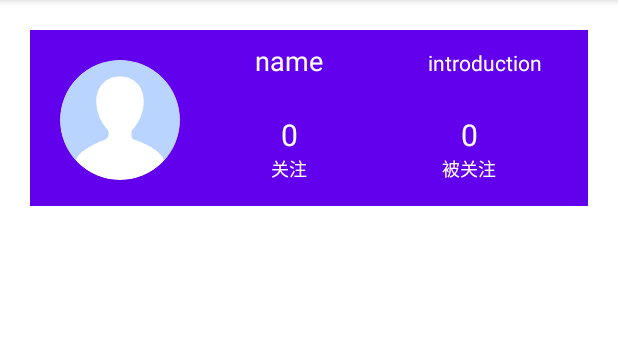
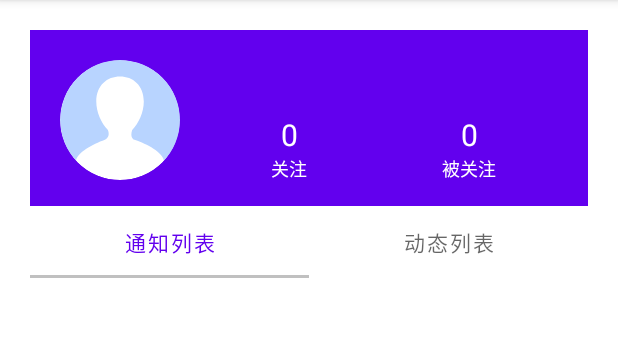
Before and after one commit to Tokiwa-17/Android, an Android app: the fragment DashboardFragment shown on its own in the app's theme, on a phone screen of 412 x 824 dp, the part 84-421 px from its top. Run offline under Robolectric (Android 15) with nearby library versions, the phone set to English and light mode, and no system bars; our stand-ins replace ButterKnife, CircleImageView, Picasso; pictures from the network do not load.

Commit message:
完善我的页面

```diff
--- a/frontend/app/build.gradle
+++ b/frontend/app/build.gradle
@@ -41,6 +41,7 @@ dependencies {
     implementation 'de.hdodenhof:circleimageview:3.1.0'
     implementation 'com.github.rubengees:introduction:2.0.0'
     implementation 'com.github.kingja:loadsir:1.3.8'
+    implementation 'com.squareup.picasso:picasso:2.71828'
     testImplementation 'junit:junit:4.+'
     androidTestImplementation 'androidx.test.ext:junit:1.1.3'
     androidTestImplementation 'androidx.test.espresso:espresso-core:3.4.0'
--- a/frontend/app/src/main/java/com/example/myapplication/fragment/main/DashboardFragment.java
+++ b/frontend/app/src/main/java/com/example/myapplication/fragment/main/DashboardFragment.java
@@ -1,5 +1,6 @@
 package com.example.myapplication.fragment.main;
 
+import android.graphics.Color;
 import android.os.Bundle;
 
 import androidx.fragment.app.Fragment;
@@ -7,8 +8,18 @@ import androidx.fragment.app.Fragment;
 import android.view.LayoutInflater;
 import android.view.View;
 import android.view.ViewGroup;
+import android.widget.ImageView;
+import android.widget.TextView;
 
 import com.example.myapplication.R;
+import com.example.myapplication.utils.BasicInfo;
+import com.example.myapplication.utils.MyImageLoader;
+import com.google.android.material.tabs.TabLayout;
+
+import org.w3c.dom.Text;
+
+import butterknife.BindView;
+import butterknife.ButterKnife;
 
 /**
  * A simple {@link Fragment} subclass.
@@ -16,6 +27,18 @@ import com.example.myapplication.R;
  * create an instance of this fragment.
  */
 public class DashboardFragment extends Fragment {
+
+    @BindView(R.id.img_avatar)
+    ImageView imgAvatar;
+
+    @BindView(R.id.homepage_name)
+    TextView name;
+
+    @BindView(R.id.signature)
+    TextView signature;
+
+    @BindView(R.id.tab_layout)
+    TabLayout tabLayout;
 
     // TODO: Rename parameter arguments, choose names that match
     // the fragment initialization parameters, e.g. ARG_ITEM_NUMBER
@@ -61,6 +84,19 @@ public class DashboardFragment extends Fragment {
     public View onCreateView(LayoutInflater inflater, ViewGroup container,
                              Bundle savedInstanceState) {
         // Inflate the layout for this fragment
-        return inflater.inflate(R.layout.fragment_dashboard, container, false);
+        View root = inflater.inflate(R.layout.fragment_dashboard, container, false);
+        ButterKnife.bind(this, root);
+
+        tabLayout.addTab(tabLayout.newTab().setText("通知列表"));
+        tabLayout.addTab(tabLayout.newTab().setText("动态列表"));
+        tabLayout.setBackgroundColor(Color.WHITE);
+        tabLayout.setTabGravity(TabLayout.GRAVITY_FILL);
+
+        // 获取用户信息并设置
+        name.setText(BasicInfo.mName);
+        signature.setText(BasicInfo.mSingnature);
+        MyImageLoader.loadImage(imgAvatar, BasicInfo.mAvatarUrl);
+        return root;
     }
+
 }
--- /dev/null
+++ b/frontend/app/src/main/java/com/example/myapplication/utils/MyImageLoader.java
@@ -0,0 +1,34 @@
+package com.example.myapplication.utils;
+import android.widget.ImageView;
+import com.example.myapplication.R;
+import com.squareup.picasso.Picasso;
+
+public class MyImageLoader {
+    public static void loadImage(ImageView view, String url) {
+        url = Global.SERVER_URL + url;
+        Picasso.get().load(url).
+                placeholder(R.drawable.ic_avatarholder).into(view);
+    }
+
+//    public static void loadImage(ImageView view) {
+//        String url;
+//        if (BasicInfo.TYPE.equals("S"))
+//            url = new GetInfoPictureRequest("S", null, String.valueOf(BasicInfo.ID)).getWholeUrl();
+//        else
+//            url = new GetInfoPictureRequest("T", String.valueOf(BasicInfo.ID), null).getWholeUrl();
+//        Picasso.get().load(url).placeholder(R.drawable.ic_avatarholder).into(view);
+//    }
+
+    public static void invalidate(String url) {
+        Picasso.get().invalidate(url);
+    }
+
+//    public static void invalidate() {
+//        String url;
+//        if (BasicInfo.TYPE.equals("S"))
+//            url = new GetInfoPictureRequest("S", null, String.valueOf(BasicInfo.ID)).getWholeUrl();
+//        else
+//            url = new GetInfoPictureRequest("T", String.valueOf(BasicInfo.ID), null).getWholeUrl();
+//        Picasso.get().invalidate(url);
+//    }
+}
--- a/frontend/app/src/main/res/layout/fragment_dashboard.xml
+++ b/frontend/app/src/main/res/layout/fragment_dashboard.xml
@@ -134,6 +134,14 @@
                 </LinearLayout>
             </RelativeLayout>
         </com.google.android.material.appbar.CollapsingToolbarLayout>
+
+        <com.google.android.material.tabs.TabLayout
+            android:id="@+id/tab_layout"
+            android:layout_width="match_parent"
+            android:layout_height="wrap_content"
+            android:background="@color/white"
+            app:tabIndicatorColor="#C0C0C0" />
+
     </com.google.android.material.appbar.AppBarLayout>
 
     <androidx.viewpager.widget.ViewPager
```
Also changed, not shown: frontend/app/src/main/java/com/example/myapplication/activity/LoginActivity.java (+9 -4 lines), frontend/app/src/main/java/com/example/myapplication/utils/BasicInfo.java (added, +11 -0 lines), 2 other files.
